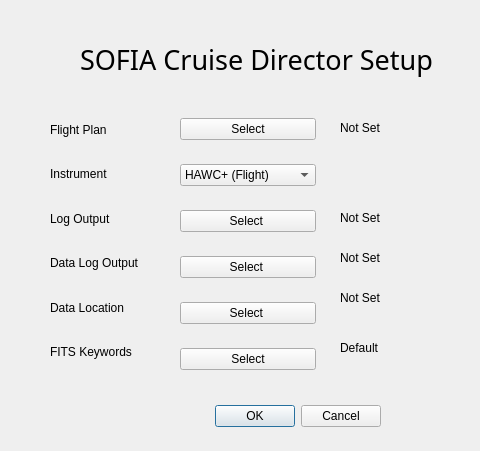
Old version of the form SOFIACruiseTools/Director/directorStartupDialog.ui in the repository astrobokonon/SOFIACruiseTools; both pictures show x 0 to 480 and y 0 to 451 of the 720 by 451 pixel window.
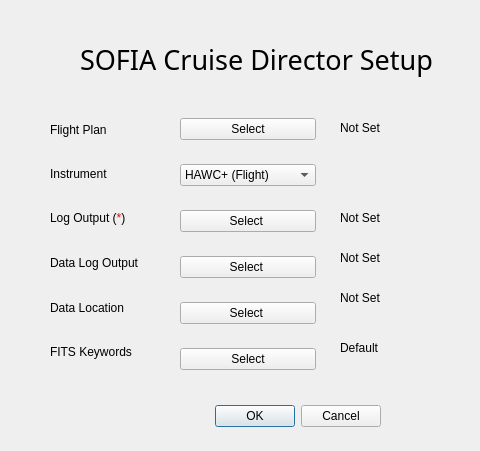
New version of the form.

Commit message: Fixed FITS sorting; Added marker of required fields to startup dialog

```diff
--- a/SOFIACruiseTools/Director/directorStartupDialog.ui
+++ b/SOFIACruiseTools/Director/directorStartupDialog.ui
@@ -158,7 +158,7 @@
     <item>
      <widget class="QLabel" name="logOutLabelText">
       <property name="text">
-       <string>Log Output</string>
+       <string>&lt;html&gt;&lt;head/&gt;&lt;body&gt;&lt;p&gt;Log Output (&lt;span style=&quot; color:#ff0000;&quot;&gt;*&lt;/span&gt;)&lt;/p&gt;&lt;/body&gt;&lt;/html&gt;</string>
       </property>
      </widget>
     </item>
```
The commit also changes 2 other files.
